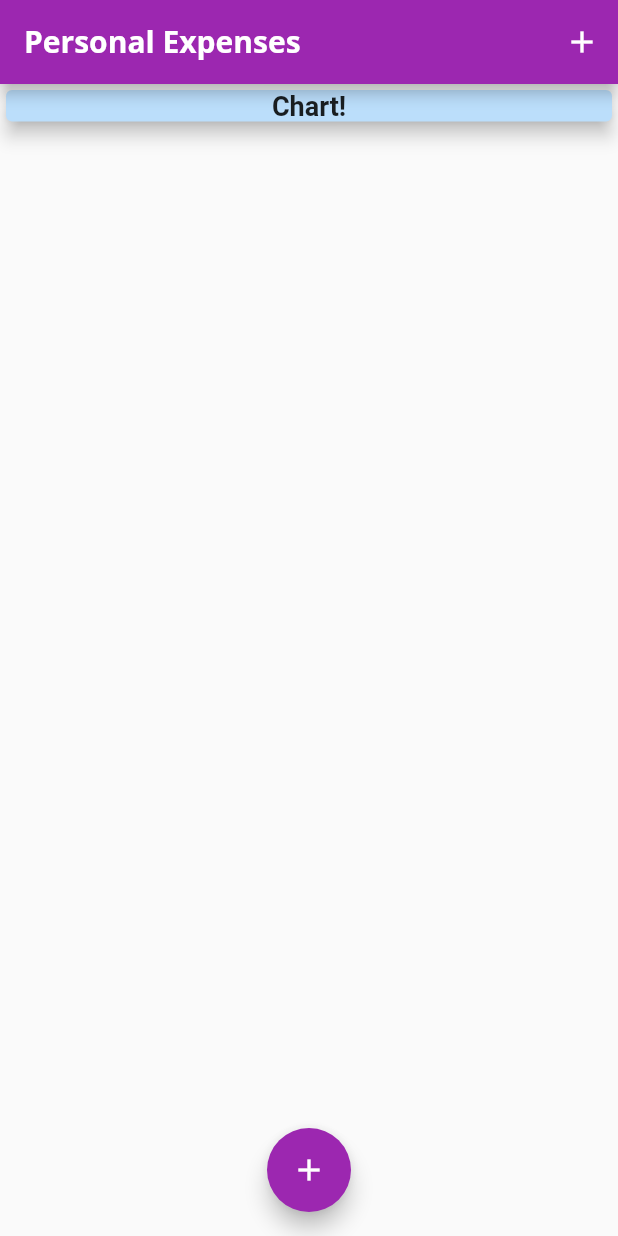
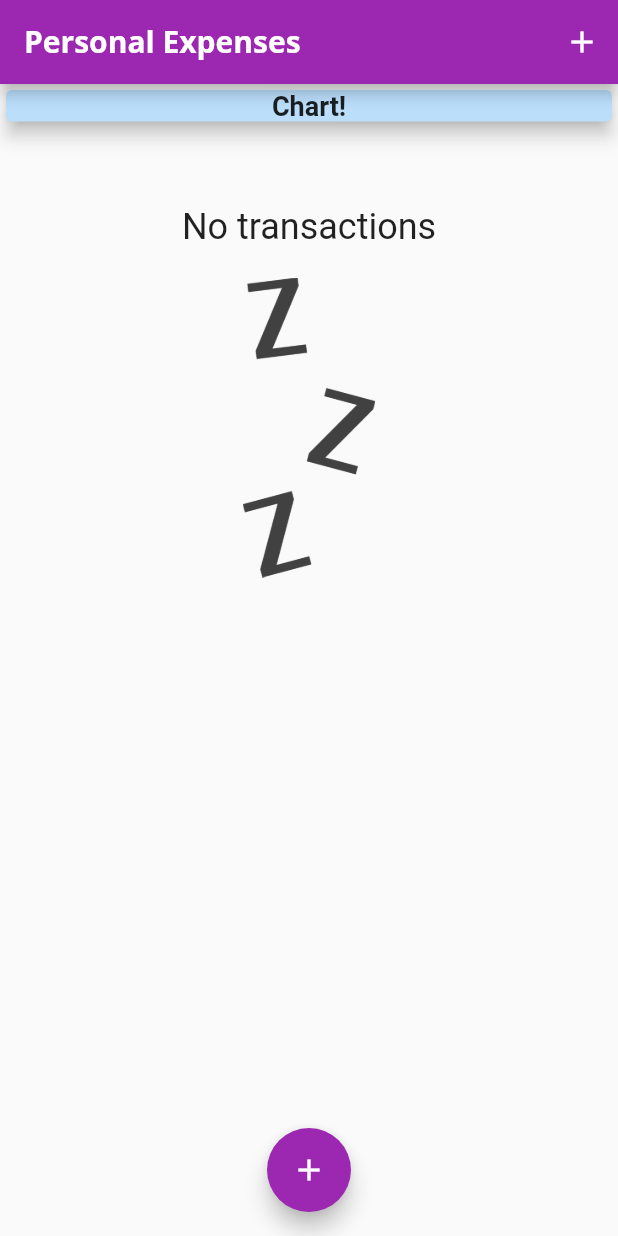
Before and after one commit to minhdang2803/Self-learning-Flutter, a Flutter app: the screen it shows after launch, on a phone screen of 412 x 824 dp. Run offline on Flutter 3.47's test engine with Material 2 defaults, Android fonts, the phone set to English and light mode, and no system bars.

Commit message:
Adding some picture

```diff
--- a/udemy_project2/lib/main.dart
+++ b/udemy_project2/lib/main.dart
@@ -86,7 +86,7 @@
       ),
       body: SingleChildScrollView(
         child: Column(
-          mainAxisAlignment: MainAxisAlignment.start,
+          mainAxisAlignment: MainAxisAlignment.center,
           crossAxisAlignment: CrossAxisAlignment.start,
           children: <Widget>[
             Container(
--- a/udemy_project2/lib/widgets/transaction_list.dart
+++ b/udemy_project2/lib/widgets/transaction_list.dart
@@ -10,7 +10,29 @@
   Widget build(BuildContext context) {
     return Container(
       height: 300,
-      child: ListView.builder(
+      child: transaction.isEmpty
+          ? Center(
+              child: Column(
+                mainAxisAlignment: MainAxisAlignment.end,
+                children: <Widget>[
+                  Text(
+                    "No transactions",
+                    style: Theme.of(context).textTheme.headline5,
+                  ),
+                  SizedBox(
+                    height: 20,
+                  ),
+                  Container(
+                    height: 200,
+                    child: Image.asset(
+                      'assets/images/waiting.png',
+                      fit: BoxFit.cover,
+                    ),
+                  ),
+                ],
+              ),
+            )
+          : ListView.builder(
               itemBuilder: (context, index) {
                 return Card(
                   child: Row(
@@ -30,9 +52,8 @@
                         ),
                         child: Text(
                           '\$' +
-                        transaction[index]
-                            .amount
-                            .toStringAsFixed(2), // fix value of the dollars
+                              transaction[index].amount.toStringAsFixed(
+                                  2), // fix value of the dollars
                           style: TextStyle(
                             fontWeight: FontWeight.bold,
                             fontSize: 20,
--- a/udemy_project2/pubspec.yaml
+++ b/udemy_project2/pubspec.yaml
@@ -46,9 +46,8 @@
   uses-material-design: true
 
   # To add assets to your application, add an assets section, like this:
-  # assets:
-  #   - images/a_dot_burr.jpeg
-  #   - images/a_dot_ham.jpeg
+  assets:
+    - assets/images/waiting.png
 
   # An image asset can refer to one or more resolution-specific "variants", see
   # https://flutter.dev/assets-and-images/#resolution-aware.
```
Also changed, not shown: udemy_project2/assets/images/waiting.png (added). Lines whose indentation alone changed are shown as unchanged.
